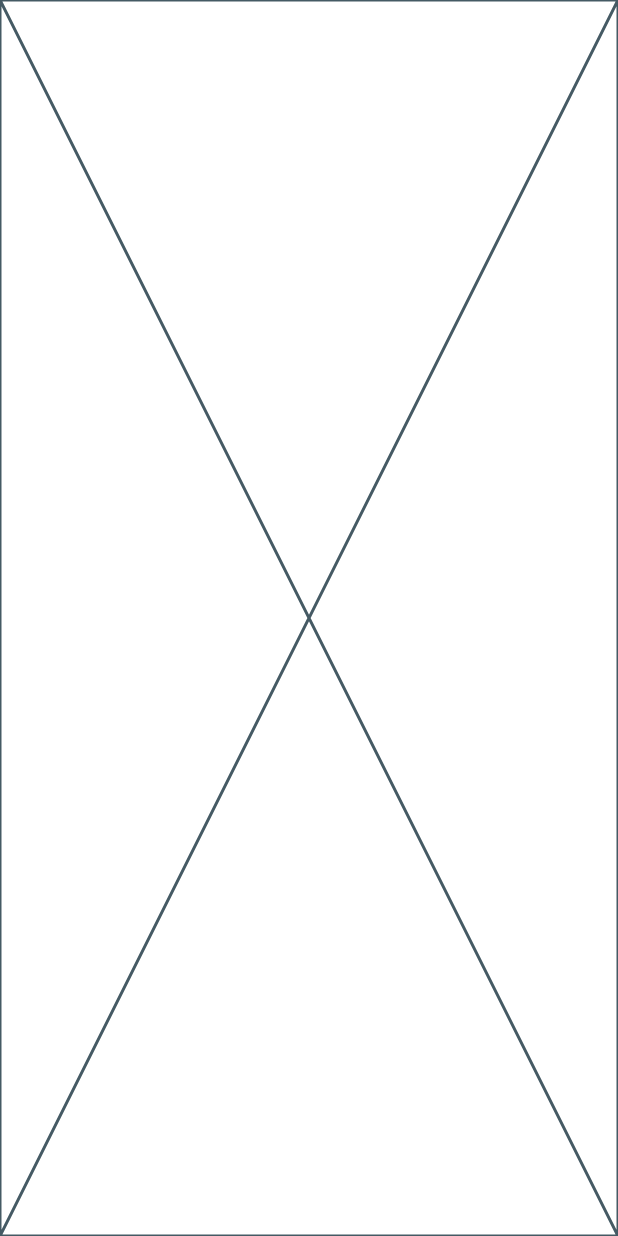
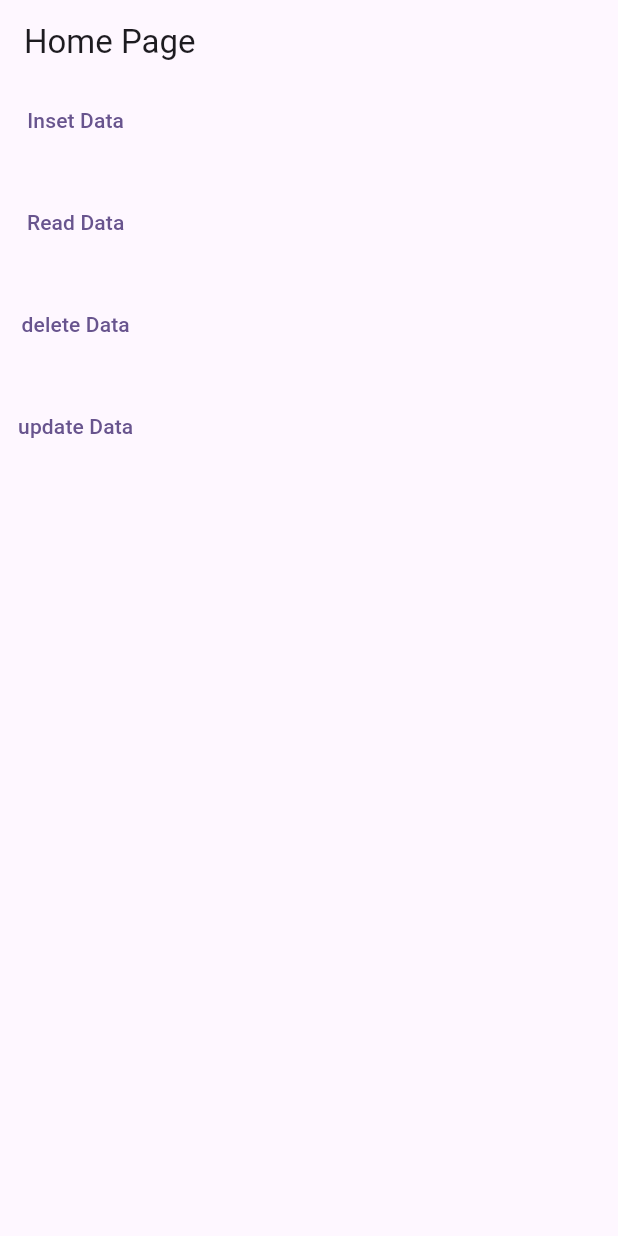
Before and after one commit to MohamedAliShaltoot/TODo_App, a Flutter app: the screen it shows after launch, on a phone screen of 412 x 824 dp. Run offline on Flutter 3.47's test engine with Material 3 defaults, Android fonts, the phone set to English and light mode, and no system bars; our stand-ins replace sqflite; accounts and stored records are empty.

```diff
--- a/lib/home_page.dart
+++ b/lib/home_page.dart
@@ -1,10 +1,60 @@
+import 'package:flutter/foundation.dart';
 import 'package:flutter/material.dart';
+import 'package:sqflite_app/DataBase/sqf_lite.dart';
 
-class MyHomePage extends StatelessWidget {
+class MyHomePage extends StatefulWidget {
   const MyHomePage({super.key});
 
   @override
+  State<MyHomePage> createState() => _MyHomePageState();
+}
+
+class _MyHomePageState extends State<MyHomePage> {
+  SqfLiteDb sqfLiteDb = SqfLiteDb();
+
+  @override
   Widget build(BuildContext context) {
-    return const Placeholder();
+    return Scaffold(
+      appBar: AppBar(
+        title: const Text("Home Page"),
+      ),
+      body: Column(
+        children: [
+          TextButton(onPressed: () async {
+         int id =   await sqfLiteDb.insertData("INSERT INTO notes ('title','note') VALUES ('first app','it wasn ot easy bro')");
+            if (kDebugMode) {
+              print(id);
+            }
+          }, child: const Text("Inset Data")),
+          const SizedBox(
+            height: 20,
+          ),
+          TextButton(onPressed: () async {
+           List<Map> response = await sqfLiteDb.readData("SELECT * FROM 'notes' ");
+            if (kDebugMode) {
+              print(response);
+            }
+          }, child: const Text("Read Data")),
+           const SizedBox(
+            height: 20,
+          ),
+          TextButton(onPressed: () async {
+          int response = await sqfLiteDb.deleteData("DELETE FROM 'notes' WHERE id = 1  ");
+            if (kDebugMode) {
+              print(response);
+            }
+          }, child: const Text("delete Data")),
+           const SizedBox(
+            height: 20,
+          ),
+          TextButton(onPressed: () async {
+           int response = await sqfLiteDb.updateData("UPDATE 'notes' SET title = 'new title', note = 'new note' WHERE id = 2  ");
+            if (kDebugMode) {
+              print(response);
+            }
+          }, child: const Text("update Data")),
+        ],
+      ),
+    );
   }
 }
```
